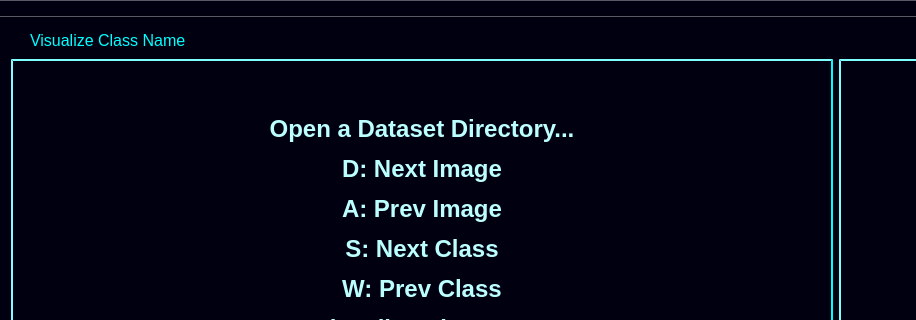
Above: mainwindow.ui from developer0hye/Yolo_Label before the change; both pictures show x 0 to 916 and y 0 to 320 of the 1180 by 693 pixel window. Below: the same form after it.
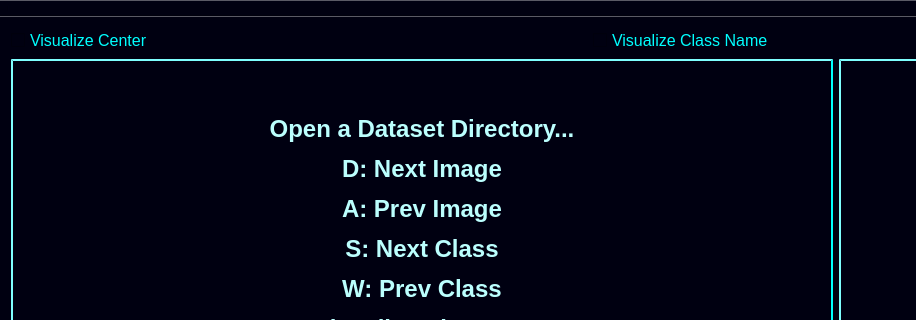
That is the form after the change. Custom widgets are drawn as their Qt base class.

Commit message:
add a function for drawing the center
and fix some deprecated function

DCO issue

Signed-off-by vincenzolaspesa@gmail.com

```diff
--- a/mainwindow.ui
+++ b/mainwindow.ui
@@ -581,6 +581,28 @@
     </item>
     <item row="0" column="0">
      <layout class="QHBoxLayout" name="horizontalLayout_6">
+      <item>
+       <widget class="QCheckBox" name="checkBox_visualize_center">
+        <property name="font">
+         <font>
+          <family>Arial</family>
+          <pointsize>12</pointsize>
+          <underline>false</underline>
+          <strikeout>false</strikeout>
+         </font>
+        </property>
+        <property name="styleSheet">
+         <string notr="true">background-color : rgb(0, 0, 17);color : rgb(0, 255, 255);
+</string>
+        </property>
+        <property name="text">
+         <string>Visualize Center</string>
+        </property>
+        <property name="shortcut">
+         <string>V</string>
+        </property>
+       </widget>
+      </item>
       <item>
        <widget class="QCheckBox" name="checkBox_visualize_class_name">
         <property name="font">
```
Left out of the diff: 17 changed lines with no effect on the pictures. The commit also changes 4 other files.
